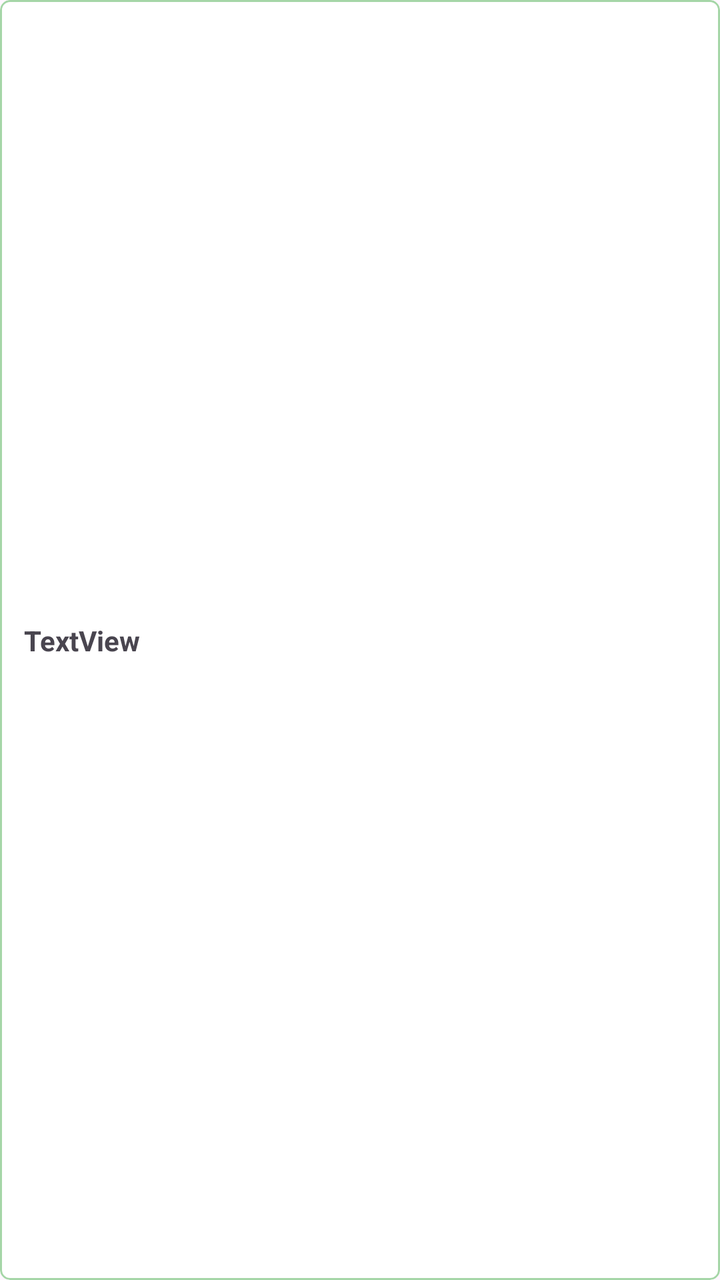
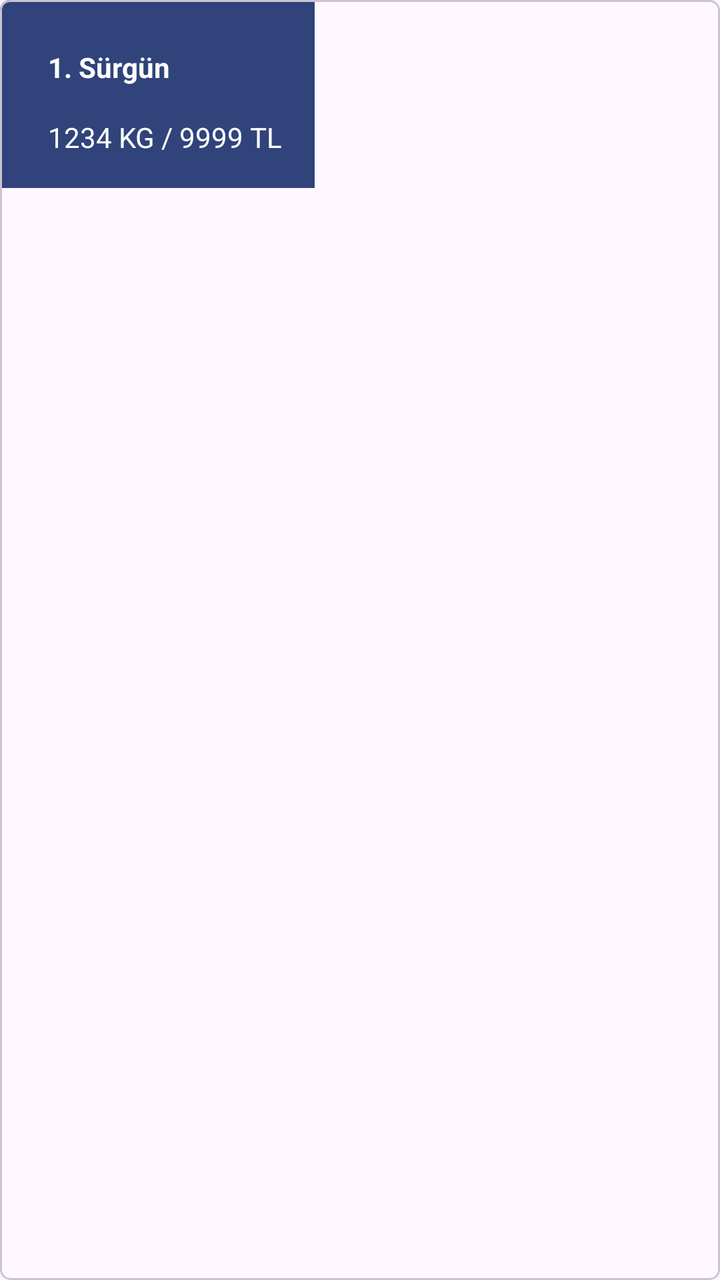

The first picture is an Android layout as it rendered before a commit; the second is the same layout after the commit. The layout source and the unified diff follow.
<!-- AndroidManifest.xml: application theme Theme.DesignExample -->
<!-- res/layout/recycler_view_card.xml -->
<?xml version="1.0" encoding="utf-8"?>
<com.google.android.material.card.MaterialCardView xmlns:android="http://schemas.android.com/apk/res/android"
    xmlns:app="http://schemas.android.com/apk/res-auto"
    xmlns:tools="http://schemas.android.com/tools"
    android:id="@+id/BahceRecyclerViewCardView"
    android:layout_width="match_parent"
    android:layout_height="wrap_content"
    android:layout_margin="10dp"
    android:elevation="6dp"
    app:cardCornerRadius="5dp"
    app:strokeColor="#A5D6A7">

    <androidx.constraintlayout.widget.ConstraintLayout
        android:id="@+id/BahceConstraitLayout"
        android:layout_width="match_parent"
        android:layout_height="match_parent"
        android:background="@color/white">

        <TextView
            android:id="@+id/RaporRecyclerViewTextView"
            android:layout_width="wrap_content"
            android:layout_height="wrap_content"
            android:layout_margin="6dp"
            android:layout_marginStart="16dp"
            android:padding="6dp"
            android:text="TextView"
            android:textStyle="bold"
            app:layout_constraintBottom_toBottomOf="parent"
            app:layout_constraintStart_toStartOf="parent"
            app:layout_constraintTop_toTopOf="parent" />


    </androidx.constraintlayout.widget.ConstraintLayout>


</com.google.android.material.card.MaterialCardView>
<!-- resources referenced by this layout -->
<resources>
  <color name="white">#FFFFFFFF</color>
  <style name="Theme.DesignExample" parent="Base.Theme.DesignExample" />
  <style name="Base.Theme.DesignExample" parent="Theme.Material3.DayNight.NoActionBar">
          
          
          <item name="android:statusBarColor">@color/black</item>
      </style>
  <color name="black">#FF000000</color>
</resources>

<!-- the commit's change to res/layout/recycler_view_card.xml (unified diff, before → after) -->
@@ -3,31 +3,43 @@
     xmlns:app="http://schemas.android.com/apk/res-auto"
     xmlns:tools="http://schemas.android.com/tools"
     android:id="@+id/BahceRecyclerViewCardView"
-    android:layout_width="match_parent"
+    android:layout_width="wrap_content"
     android:layout_height="wrap_content"
     android:layout_margin="10dp"
     android:elevation="6dp"
-    app:cardCornerRadius="5dp"
-    app:strokeColor="#A5D6A7">
+    app:cardCornerRadius="5dp">
 
     <androidx.constraintlayout.widget.ConstraintLayout
         android:id="@+id/BahceConstraitLayout"
-        android:layout_width="match_parent"
-        android:layout_height="match_parent"
-        android:background="@color/white">
+        android:layout_width="wrap_content"
+        android:layout_height="wrap_content"
+        android:background="#30437A">
+
+        <TextView
+            android:id="@+id/asdasdasd"
+            android:layout_width="wrap_content"
+            android:layout_height="wrap_content"
+            android:layout_marginStart="24dp"
+            android:layout_marginTop="24dp"
+            android:text="1. Sürgün"
+            android:textColor="@color/white"
+            android:textStyle="bold"
+            app:layout_constraintStart_toStartOf="parent"
+            app:layout_constraintTop_toTopOf="parent" />
 
         <TextView
             android:id="@+id/RaporRecyclerViewTextView"
             android:layout_width="wrap_content"
             android:layout_height="wrap_content"
-            android:layout_margin="6dp"
-            android:layout_marginStart="16dp"
-            android:padding="6dp"
-            android:text="TextView"
-            android:textStyle="bold"
+            android:layout_marginTop="16dp"
+            android:layout_marginEnd="16dp"
+            android:layout_marginBottom="16dp"
+            android:text="1234 KG / 9999 TL"
+            android:textColor="@color/white"
             app:layout_constraintBottom_toBottomOf="parent"
-            app:layout_constraintStart_toStartOf="parent"
-            app:layout_constraintTop_toTopOf="parent" />
+            app:layout_constraintEnd_toEndOf="parent"
+            app:layout_constraintStart_toStartOf="@+id/asdasdasd"
+            app:layout_constraintTop_toBottomOf="@+id/asdasdasd" />
 
 
     </androidx.constraintlayout.widget.ConstraintLayout>
